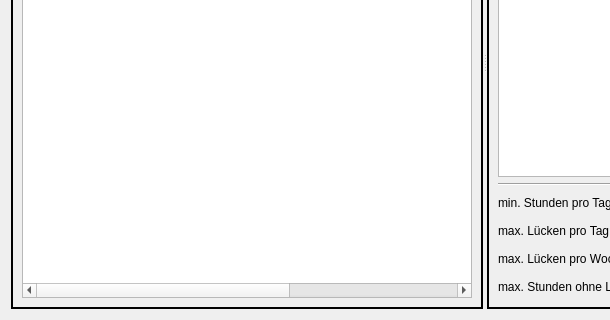
gradgrind/WZ3, file wz-data/ui/teacher_editor.ui: the form before one commit; both pictures show x 0 to 610 and y 196 to 516 of the 818 by 516 pixel window.
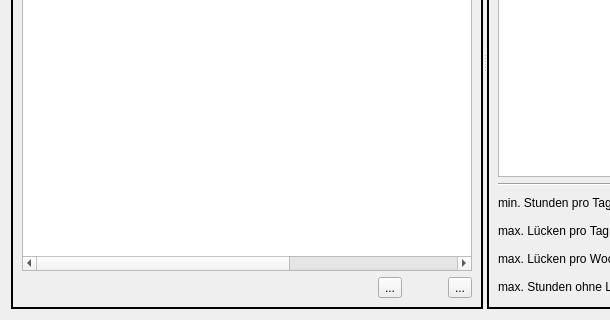
The form after the commit. Icons and pictures are not drawn.

Commit message: Work on teacher-data editor. Adding a new entry still needs some work.

Patch:
```diff
--- a/wz-data/ui/teacher_editor.ui
+++ b/wz-data/ui/teacher_editor.ui
@@ -140,6 +140,79 @@
          </column>
         </widget>
        </item>
+       <item>
+        <layout class="QHBoxLayout" name="horizontalLayout_2">
+         <item>
+          <spacer name="horizontalSpacer_3">
+           <property name="orientation">
+            <enum>Qt::Horizontal</enum>
+           </property>
+           <property name="sizeHint" stdset="0">
+            <size>
+             <width>40</width>
+             <height>20</height>
+            </size>
+           </property>
+          </spacer>
+         </item>
+         <item>
+          <widget class="QToolButton" name="pb_remove">
+           <property name="toolTip">
+            <string>&lt;html&gt;&lt;head/&gt;&lt;body&gt;&lt;p&gt;aktuelle Lehrperson aus der Datenbank entfernen&lt;/p&gt;&lt;/body&gt;&lt;/html&gt;</string>
+           </property>
+           <property name="text">
+            <string>...</string>
+           </property>
+           <property name="icon">
+            <iconset>
+             <normaloff>../icons/icon_remove.svg</normaloff>../icons/icon_remove.svg</iconset>
+           </property>
+           <property name="iconSize">
+            <size>
+             <width>30</width>
+             <height>30</height>
+            </size>
+           </property>
+          </widget>
+         </item>
+         <item>
+          <spacer name="horizontalSpacer">
+           <property name="orientation">
+            <enum>Qt::Horizontal</enum>
+           </property>
+           <property name="sizeType">
+            <enum>QSizePolicy::Fixed</enum>
+           </property>
+           <property name="sizeHint" stdset="0">
+            <size>
+             <width>40</width>
+             <height>20</height>
+            </size>
+           </property>
+          </spacer>
+         </item>
+         <item>
+          <widget class="QToolButton" name="pb_new">
+           <property name="toolTip">
+            <string>&lt;html&gt;&lt;head/&gt;&lt;body&gt;&lt;p&gt;neue Lehrperson&lt;/p&gt;&lt;/body&gt;&lt;/html&gt;</string>
+           </property>
+           <property name="text">
+            <string>...</string>
+           </property>
+           <property name="icon">
+            <iconset>
+             <normaloff>../icons/icon_new.svg</normaloff>../icons/icon_new.svg</iconset>
+           </property>
+           <property name="iconSize">
+            <size>
+             <width>30</width>
+             <height>30</height>
+            </size>
+           </property>
+          </widget>
+         </item>
+        </layout>
+       </item>
       </layout>
      </widget>
      <widget class="QFrame" name="frame_r">
```
Left out of the diff: 30 changed lines with no effect on the pictures. The commit also changes 5 other files.
